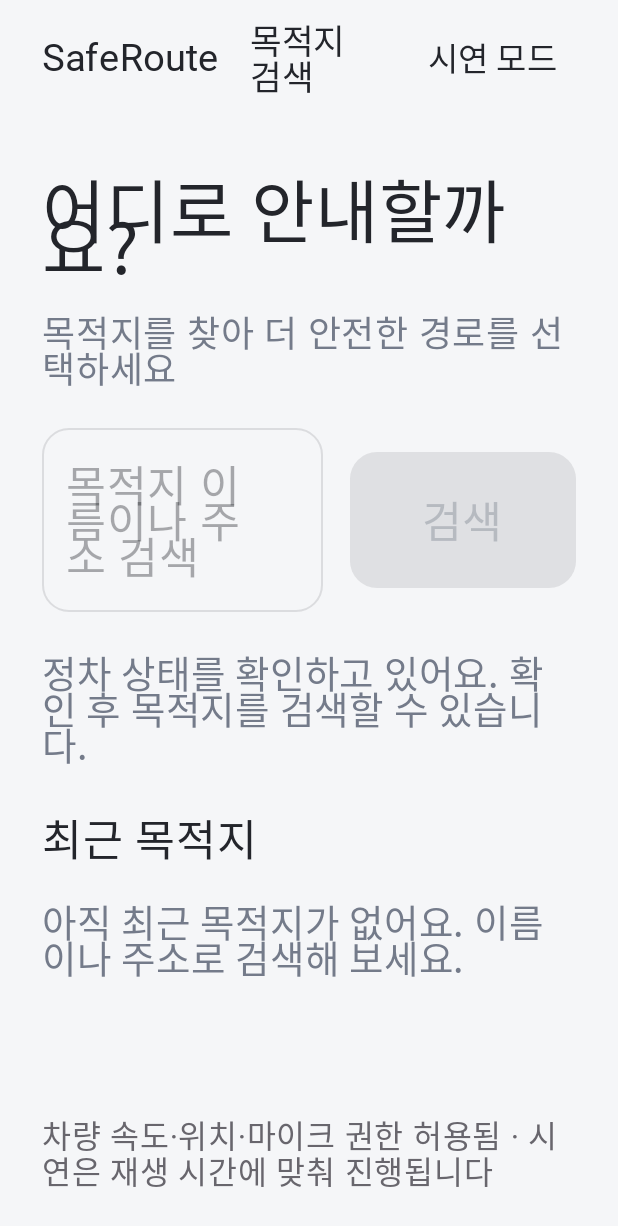
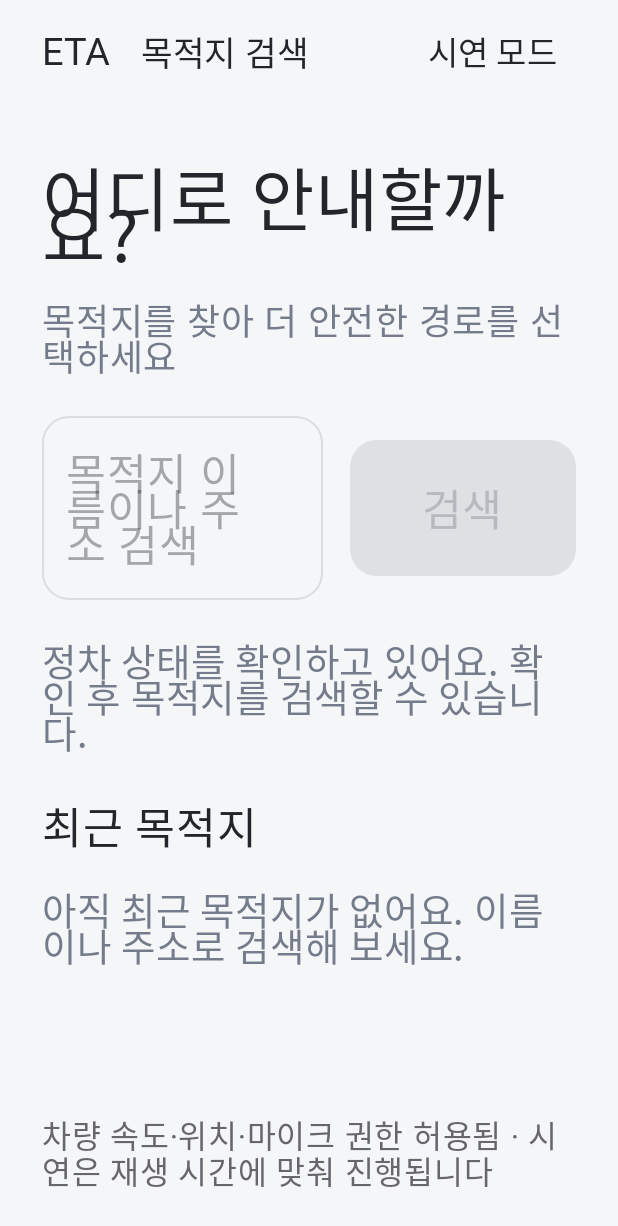
Before and after one commit to RCatMin/PleosProj, an Android app built with Jetpack Compose: the screen it shows after launch (MainActivity), on a phone screen of 412 x 824 dp. Shown: the top 1226 px of the screen. Run offline under Robolectric (Android 15) with nearby library versions, the phone set to English and light mode, and no system bars; libraries missing offline, so code that uses them is left out: ai.pleos.playground, org.maplibre.android, org.maplibre.geojson; Roboto replaces fonts that are not available here; 30 statements that could not run were skipped.

Commit message:
fix(ui): 앱 표시 이름을 ETA로 통일

```diff
--- a/app/src/main/java/com/example/pleosproj/ui/demo/DemoHost.kt
+++ b/app/src/main/java/com/example/pleosproj/ui/demo/DemoHost.kt
@@ -5,6 +5,8 @@ import androidx.compose.foundation.background
 import androidx.compose.foundation.layout.*
 import androidx.compose.material3.*
 import androidx.compose.runtime.*
+import androidx.compose.ui.res.stringResource
+import com.example.pleosproj.R
 import androidx.compose.ui.Alignment
 import androidx.compose.ui.Modifier
 import androidx.compose.ui.graphics.Color
@@ -61,7 +63,7 @@ internal fun DemoHost(surface: MapSurface, session: DemoSession, onChooseScenari
         Column(Modifier.fillMaxSize()) {
             if (page != DemoPage.COMPARE && page != DemoPage.GUIDANCE) Row(Modifier.fillMaxWidth().padding(horizontal = 24.dp, vertical = 10.dp),
                 verticalAlignment = Alignment.CenterVertically, horizontalArrangement = Arrangement.spacedBy(22.dp)) {
-                Text("SafeRoute", fontSize = 25.sp, fontWeight = FontWeight.Bold, color = Ink)
+                Text(stringResource(R.string.app_name), fontSize = 25.sp, fontWeight = FontWeight.Bold, color = Ink)
                 Column(Modifier.weight(1f)) {
                     Text("시연 · ${session.title}", fontSize = 22.sp, fontWeight = FontWeight.SemiBold, color = Ink)
                     Text("위험·날씨는 시나리오 데이터입니다", fontSize = 18.sp, color = Color(0xFF68666D))
--- a/app/src/main/java/com/example/pleosproj/ui/navigation/NavigationFlowHost.kt
+++ b/app/src/main/java/com/example/pleosproj/ui/navigation/NavigationFlowHost.kt
@@ -8,6 +8,8 @@ import androidx.compose.runtime.*
 import androidx.compose.ui.Alignment
 import androidx.compose.ui.Modifier
 import androidx.compose.ui.graphics.Color
+import androidx.compose.ui.res.stringResource
+import com.example.pleosproj.R
 import androidx.compose.ui.platform.LocalContext
 import androidx.compose.ui.text.font.FontWeight
 import androidx.compose.ui.unit.dp
@@ -87,7 +89,7 @@ internal fun NavigationFlowHost(surface: MapSurface, lifecycle: Lifecycle, parke
             if (flow.page != NavigationPage.COMPARE && flow.page != NavigationPage.GUIDANCE) Row(Modifier.fillMaxWidth().padding(horizontal = 28.dp, vertical = 10.dp),
                 horizontalArrangement = Arrangement.spacedBy(20.dp), verticalAlignment = Alignment.CenterVertically) {
                 if (flow.page != NavigationPage.SEARCH) TextButton(onClick = flow::back) { Text("뒤로", fontSize = 22.sp, color = Ink) }
-                Text("SafeRoute", fontSize = 25.sp, fontWeight = FontWeight.Bold, color = Ink)
+                Text(stringResource(R.string.app_name), fontSize = 25.sp, fontWeight = FontWeight.Bold, color = Ink)
                 Column(Modifier.weight(1f)) {
                     Text(when (flow.page) {
                         NavigationPage.SEARCH -> "목적지 검색"
--- a/app/src/main/res/values/strings.xml
+++ b/app/src/main/res/values/strings.xml
@@ -1,3 +1,3 @@
 <resources>
-    <string name="app_name">PleosProj</string>
+    <string name="app_name">ETA</string>
 </resources>
```
Also changed, not shown: 5 other files.
